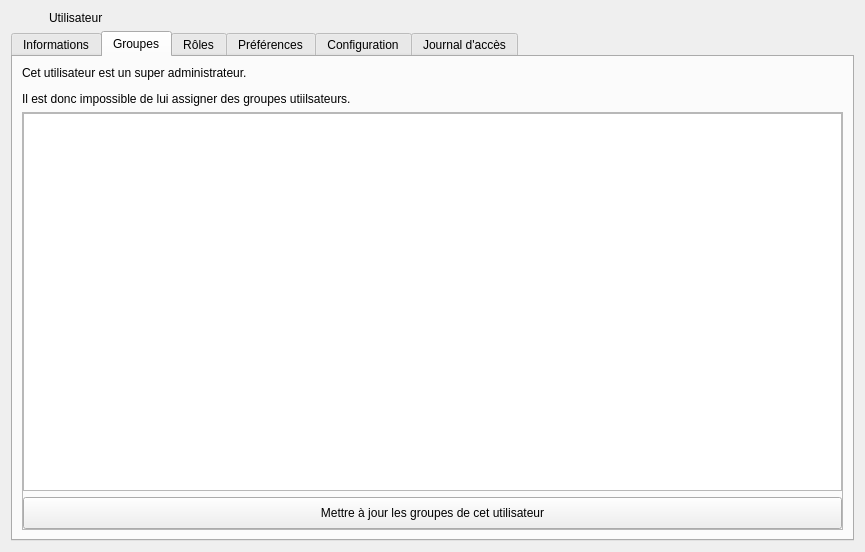
introlab/openteraplus, file client/src/editors/UserWidget.ui: the form before one commit.
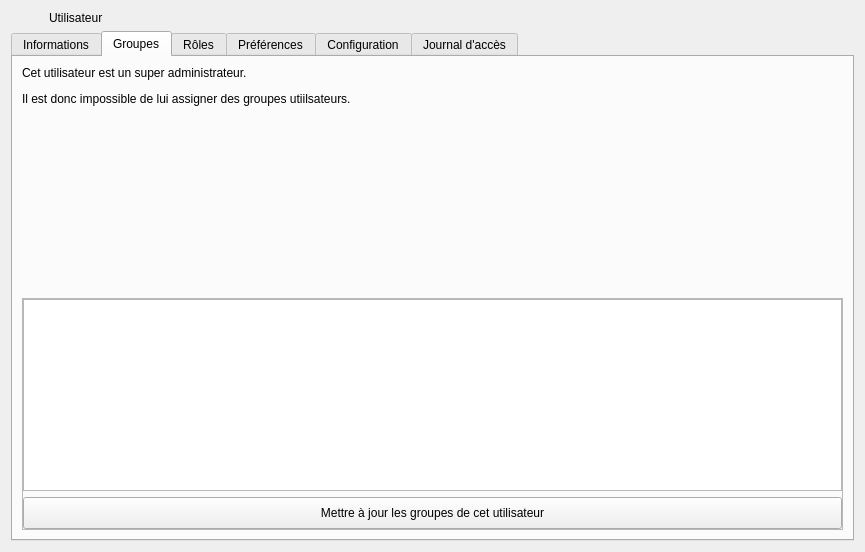
The form after the commit. The open tabs and pages were chosen to show the change. Icons and pictures are not drawn. Custom widgets are drawn as their Qt base class.

Commit message: Refs #99. Updated UI behavior

```diff
--- a/client/src/editors/UserWidget.ui
+++ b/client/src/editors/UserWidget.ui
@@ -333,7 +333,7 @@
           <item>
            <widget class="QListWidget" name="lstGroups">
             <property name="sizePolicy">
-             <sizepolicy hsizetype="Preferred" vsizetype="Expanding">
+             <sizepolicy hsizetype="Preferred" vsizetype="Preferred">
               <horstretch>0</horstretch>
               <verstretch>0</verstretch>
              </sizepolicy>
```
The commit also changes 6 other files.
